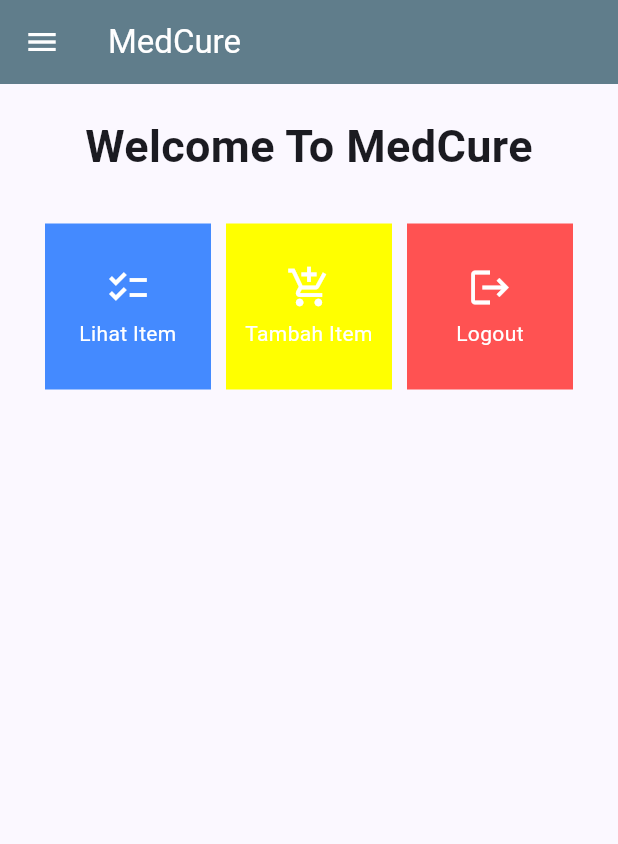
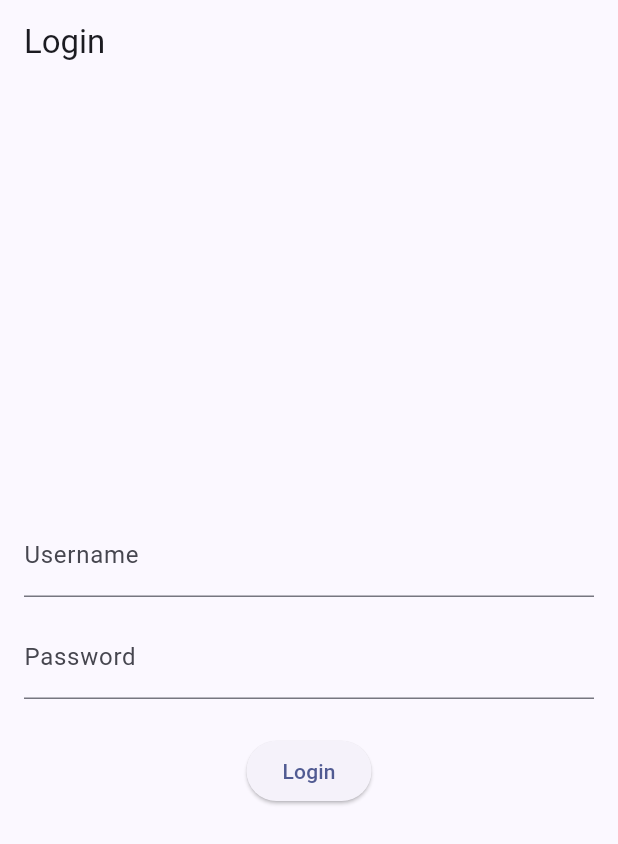
Before and after one commit to aldyandryn/medcure_mobile, a Flutter app: the screen it shows after launch, on a phone screen of 412 x 824 dp. Shown: the top 844 px of the screen. Run offline on Flutter 3.47's test engine with Material 2 defaults, Android fonts, the phone set to English and light mode, and no system bars; missing offline and left inert: pbp_django_auth.

Commit message:
Tugas 9 w/o bonus

```diff
--- a/lib/main.dart
+++ b/lib/main.dart
@@ -1,38 +1,31 @@
 import 'package:flutter/material.dart';
+import 'package:medcure_mobile/screens/login.dart';
 import 'package:medcure_mobile/screens/menu.dart';
+import 'package:pbp_django_auth/pbp_django_auth.dart';
+import 'package:provider/provider.dart';
 
 void main() {
   runApp(const MyApp());
 }
+class MyApp extends StatelessWidget {
+    const MyApp({Key? key}) : super(key: key);
 
-class MyApp extends StatelessWidget {
-  const MyApp({super.key});
-
-  // This widget is the root of your application.
     @override
     Widget build(BuildContext context) {
-    return MaterialApp(
+        return Provider(
+            create: (_) {
+                CookieRequest request = CookieRequest();
+                return request;
+            },
+            child: MaterialApp(
                 title: 'MedCure',
                 theme: ThemeData(
-        // This is the theme of your application.
-        //
-        // TRY THIS: Try running your application with "flutter run". You'll see
-        // the application has a blue toolbar. Then, without quitting the app,
-        // try changing the seedColor in the colorScheme below to Colors.green
-        // and then invoke "hot reload" (save your changes or press the "hot
-        // reload" button in a Flutter-supported IDE, or press "r" if you used
-        // the command line to start the app).
-        //
-        // Notice that the counter didn't reset back to zero; the application
-        // state is not lost during the reload. To reset the state, use hot
-        // restart instead.
-        //
-        // This works for code too, not just values: Most code changes can be
-        // tested with just a hot reload.
                     colorScheme: ColorScheme.fromSeed(seedColor: Colors.indigo),
                     useMaterial3: true,
                 ),
-      home: MyHomePage(),
+                home: LoginPage()
+            ),
         );
+
     }
 }
--- /dev/null
+++ b/lib/screens/login.dart
@@ -0,0 +1,114 @@
+import 'package:medcure_mobile/screens/menu.dart';
+import 'package:flutter/material.dart';
+import 'package:pbp_django_auth/pbp_django_auth.dart';
+import 'package:provider/provider.dart';
+
+void main() {
+    runApp(const LoginApp());
+}
+
+class LoginApp extends StatelessWidget {
+const LoginApp({super.key});
+
+@override
+Widget build(BuildContext context) {
+    return MaterialApp(
+        title: 'Login',
+        theme: ThemeData(
+            primarySwatch: Colors.blue,
+    ),
+    home: const LoginPage(),
+    );
+    }
+}
+
+class LoginPage extends StatefulWidget {
+    const LoginPage({super.key});
+
+    @override
+    _LoginPageState createState() => _LoginPageState();
+}
+
+class _LoginPageState extends State<LoginPage> {
+    final TextEditingController _usernameController = TextEditingController();
+    final TextEditingController _passwordController = TextEditingController();
+
+    @override
+    Widget build(BuildContext context) {
+        final request = context.watch<CookieRequest>();
+        return Scaffold(
+            appBar: AppBar(
+                title: const Text('Login'),
+            ),
+            body: Container(
+                padding: const EdgeInsets.all(16.0),
+                child: Column(
+                    mainAxisAlignment: MainAxisAlignment.center,
+                    children: [
+                        TextField(
+                            controller: _usernameController,
+                            decoration: const InputDecoration(
+                                labelText: 'Username',
+                            ),
+                        ),
+                        const SizedBox(height: 12.0),
+                        TextField(
+                            controller: _passwordController,
+                            decoration: const InputDecoration(
+                                labelText: 'Password',
+                            ),
+                            obscureText: true,
+                        ),
+                        const SizedBox(height: 24.0),
+                        ElevatedButton(
+                            onPressed: () async {
+                                String username = _usernameController.text;
+                                String password = _passwordController.text;
+
+                                // Cek kredensial
+                                // TODO: Ganti URL dan jangan lupa tambahkan trailing slash (/) di akhir URL!
+                                // Untuk menyambungkan Android emulator dengan Django pada localhost,
+                                // gunakan URL http://10.0.2.2/
+                                final response = await request.login("http://localhost:8000//auth/login/", {
+                                'username': username,
+                                'password': password,
+                                });
+
+                                if (request.loggedIn) {
+                                    String message = response['message'];
+                                    String uname = response['username'];
+                                    Navigator.pushReplacement(
+                                        context,
+                                        MaterialPageRoute(builder: (context) => MyHomePage()),
+                                    );
+                                    ScaffoldMessenger.of(context)
+                                        ..hideCurrentSnackBar()
+                                        ..showSnackBar(
+                                            SnackBar(content: Text("$message Selamat datang, $uname.")));
+                                    } else {
+                                    showDialog(
+                                        context: context,
+                                        builder: (context) => AlertDialog(
+                                            title: const Text('Login Gagal'),
+                                            content:
+                                                Text(response['message']),
+                                            actions: [
+                                                TextButton(
+                                                    child: const Text('OK'),
+                                                    onPressed: () {
+                                                        Navigator.pop(context);
+                                                    },
+                                                ),
+                                            ],
+                                        ),
+                                    );
+                                }
+                            },
+                            child: const Text('Login'),
+                        ),
+                    ],
+                ),
+            ),
+        );
+    }
+}
--- a/lib/screens/show_product.dart
+++ b/lib/screens/show_product.dart
@@ -39,7 +39,6 @@
                   ],
                 ),
                 onTap: () {
-                  // Untuk menambahkan logika untuk menavigasi ke halaman detail produk jika diperlukan.
                   showDialog(
                     context: context,
                     builder: (context) {
--- a/pubspec.yaml
+++ b/pubspec.yaml
@@ -35,6 +35,10 @@
   # The following adds the Cupertino Icons font to your application.
   # Use with the CupertinoIcons class for iOS style icons.
   cupertino_icons: ^1.0.2
+  provider: ^6.1.1
+  pbp_django_auth: ^0.4.0
+  http: ^1.1.0
+  intl: ^0.18.1
 
 dev_dependencies:
   flutter_test:
```
Also changed, not shown: lib/models/product.dart (added, +69 -0 lines), lib/screens/item_details_page.dart (added, +99 -0 lines), lib/screens/list_product.dart (added, +115 -0 lines), lib/screens/shoplist_form.dart (+42 -39 lines), lib/widgets/left_drawer.dart (+18 -17 lines), lib/widgets/shop_card.dart (+29 -6 lines), pubspec.lock, 2 other files. Lines whose indentation alone changed are shown as unchanged.
